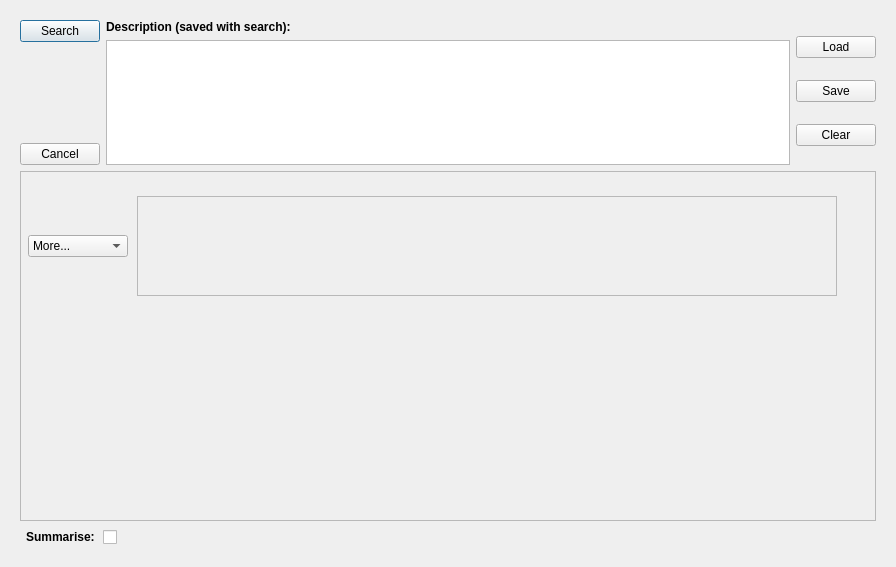
Qt form query/ui/scroll.ui (BioSignalML/biosignalml-browser) before a commit.
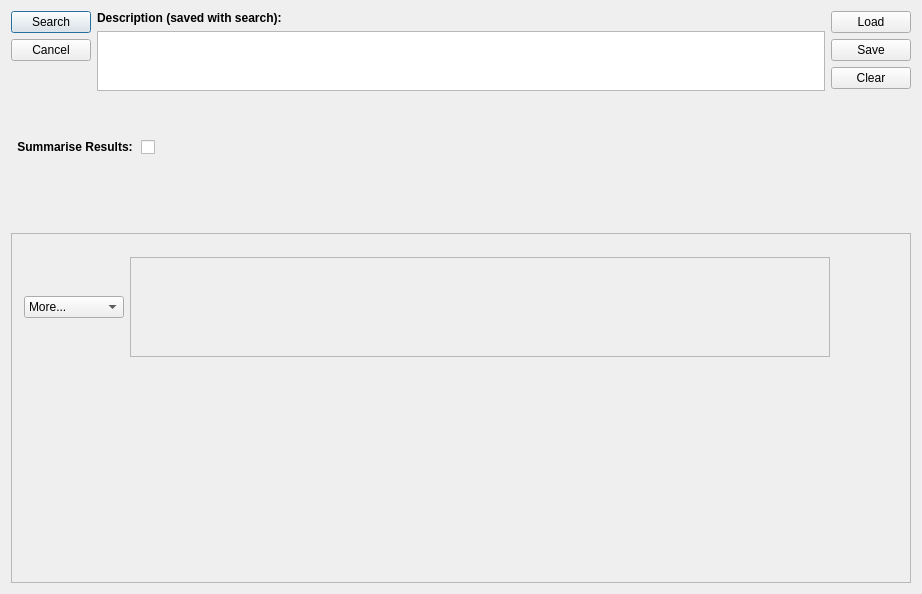
The same form after that commit. Custom widgets are drawn as their Qt base class.

Commit message: Rework simple query form's layout.

What changed in the file:
```diff
--- a/query/ui/scroll.ui
+++ b/query/ui/scroll.ui
@@ -6,47 +6,23 @@
    <rect>
     <x>0</x>
     <y>0</y>
-    <width>896</width>
-    <height>567</height>
+    <width>922</width>
+    <height>594</height>
    </rect>
   </property>
   <property name="windowTitle">
    <string>Simple Search</string>
   </property>
-  <layout class="QHBoxLayout" name="horizontalLayout">
+  <layout class="QHBoxLayout" name="horizontalLayout_4">
    <item>
-    <widget class="QScrollArea" name="scrollArea">
-     <property name="frameShape">
-      <enum>QFrame::NoFrame</enum>
-     </property>
-     <property name="widgetResizable">
-      <bool>true</bool>
-     </property>
-     <widget class="QWidget" name="scrollAreaWidgetContents">
-      <property name="geometry">
-       <rect>
-        <x>0</x>
-        <y>0</y>
-        <width>872</width>
-        <height>543</height>
-       </rect>
-      </property>
-      <property name="sizePolicy">
-       <sizepolicy hsizetype="Expanding" vsizetype="Expanding">
-        <horstretch>0</horstretch>
-        <verstretch>0</verstretch>
-       </sizepolicy>
-      </property>
-      <property name="minimumSize">
-       <size>
-        <width>863</width>
-        <height>480</height>
-       </size>
-      </property>
-      <layout class="QVBoxLayout" name="verticalLayout_4">
+    <layout class="QVBoxLayout" name="verticalLayout_5">
        <item>
         <layout class="QHBoxLayout" name="horizontalLayout_2">
          <item>
+        <layout class="QVBoxLayout" name="verticalLayout_4">
+         <item>
+          <layout class="QHBoxLayout" name="horizontalLayout">
+           <item>
           <layout class="QVBoxLayout" name="verticalLayout_2">
            <item>
             <widget class="QPushButton" name="search">
@@ -58,19 +34,6 @@
              </property>
             </widget>
            </item>
-           <item>
-            <spacer name="verticalSpacer">
-             <property name="orientation">
-              <enum>Qt::Vertical</enum>
-             </property>
-             <property name="sizeHint" stdset="0">
-              <size>
-               <width>20</width>
-               <height>40</height>
-              </size>
-             </property>
-            </spacer>
-           </item>
            <item>
             <widget class="QPushButton" name="cancel">
              <property name="text">
@@ -78,6 +41,19 @@
              </property>
             </widget>
            </item>
+             <item>
+              <spacer name="verticalSpacer_5">
+               <property name="orientation">
+                <enum>Qt::Vertical</enum>
+               </property>
+               <property name="sizeHint" stdset="0">
+                <size>
+                 <width>20</width>
+                 <height>40</height>
+                </size>
+               </property>
+              </spacer>
+             </item>
           </layout>
          </item>
          <item>
@@ -98,15 +74,71 @@
            <item>
             <widget class="QPlainTextEdit" name="description">
              <property name="sizePolicy">
-              <sizepolicy hsizetype="Expanding" vsizetype="Preferred">
+                <sizepolicy hsizetype="Expanding" vsizetype="Fixed">
                <horstretch>0</horstretch>
                <verstretch>0</verstretch>
               </sizepolicy>
              </property>
+               <property name="maximumSize">
+                <size>
+                 <width>16777215</width>
+                 <height>60</height>
+                </size>
+               </property>
             </widget>
            </item>
            <item>
-            <spacer name="verticalSpacer_2">
+              <spacer name="verticalSpacer">
+               <property name="orientation">
+                <enum>Qt::Vertical</enum>
+               </property>
+               <property name="sizeHint" stdset="0">
+                <size>
+                 <width>20</width>
+                 <height>40</height>
+                </size>
+               </property>
+              </spacer>
+             </item>
+            </layout>
+           </item>
+          </layout>
+         </item>
+         <item>
+          <layout class="QHBoxLayout" name="horizontalLayout_3">
+           <item>
+            <widget class="QCheckBox" name="checkBox">
+             <property name="font">
+              <font>
+               <weight>75</weight>
+               <bold>true</bold>
+              </font>
+             </property>
+             <property name="layoutDirection">
+              <enum>Qt::RightToLeft</enum>
+             </property>
+             <property name="text">
+              <string>Summarise Results: </string>
+             </property>
+            </widget>
+           </item>
+           <item>
+            <spacer name="horizontalSpacer">
+             <property name="orientation">
+              <enum>Qt::Horizontal</enum>
+             </property>
+             <property name="sizeHint" stdset="0">
+              <size>
+               <width>40</width>
+               <height>20</height>
+              </size>
+             </property>
+            </spacer>
+           </item>
+          </layout>
+         </item>
+         <item>
+          <spacer name="verticalSpacer_6">
              <property name="orientation">
               <enum>Qt::Vertical</enum>
              </property>
@@ -143,6 +175,19 @@
              </property>
             </widget>
            </item>
+         <item>
+          <spacer name="verticalSpacer_2">
+           <property name="orientation">
+            <enum>Qt::Vertical</enum>
+           </property>
+           <property name="sizeHint" stdset="0">
+            <size>
+             <width>20</width>
+             <height>40</height>
+            </size>
+           </property>
+          </spacer>
+         </item>
           </layout>
          </item>
         </layout>
@@ -150,7 +195,7 @@
        <item>
         <widget class="QFrame" name="Frame">
          <property name="sizePolicy">
-          <sizepolicy hsizetype="Preferred" vsizetype="Fixed">
+        <sizepolicy hsizetype="Preferred" vsizetype="Preferred">
            <horstretch>0</horstretch>
            <verstretch>0</verstretch>
           </sizepolicy>
@@ -164,7 +209,7 @@
          <property name="maximumSize">
           <size>
            <width>16777215</width>
-           <height>350</height>
+         <height>16777215</height>
           </size>
          </property>
          <property name="autoFillBackground">
@@ -179,10 +224,10 @@
          <widget class="QWidget" name="gridLayoutWidget">
           <property name="geometry">
            <rect>
-            <x>0</x>
-            <y>0</y>
-            <width>821</width>
-            <height>351</height>
+          <x>13</x>
+          <y>13</y>
+          <width>808</width>
+          <height>323</height>
            </rect>
           </property>
           <layout class="QGridLayout" name="gridLayout" rowstretch="0,0,0">
@@ -195,7 +240,7 @@
            <property name="horizontalSpacing">
             <number>-1</number>
            </property>
-           <item row="1" column="2">
+         <item row="1" column="1">
             <spacer name="verticalSpacer_4">
              <property name="orientation">
               <enum>Qt::Vertical</enum>
@@ -211,7 +256,23 @@
              </property>
             </spacer>
            </item>
-           <item row="0" column="2">
+         <item row="2" column="1">
+          <spacer name="verticalSpacer_3">
+           <property name="orientation">
+            <enum>Qt::Vertical</enum>
+           </property>
+           <property name="sizeType">
+            <enum>QSizePolicy::Fixed</enum>
+           </property>
+           <property name="sizeHint" stdset="0">
+            <size>
+             <width>20</width>
+             <height>100</height>
+            </size>
+           </property>
+          </spacer>
+         </item>
+         <item row="0" column="1">
             <widget class="TermGrid" name="expression">
              <property name="sizePolicy">
               <sizepolicy hsizetype="Fixed" vsizetype="Fixed">
@@ -248,23 +309,7 @@
              </property>
             </widget>
            </item>
-           <item row="2" column="2">
-            <spacer name="verticalSpacer_3">
-             <property name="orientation">
-              <enum>Qt::Vertical</enum>
-             </property>
-             <property name="sizeType">
-              <enum>QSizePolicy::Fixed</enum>
-             </property>
-             <property name="sizeHint" stdset="0">
-              <size>
-               <width>20</width>
-               <height>100</height>
-              </size>
-             </property>
-            </spacer>
-           </item>
-           <item row="0" column="1">
+         <item row="0" column="0">
             <widget class="ComboBox" name="operation">
              <property name="sizePolicy">
               <sizepolicy hsizetype="Fixed" vsizetype="Fixed">
@@ -300,94 +345,11 @@
              </item>
             </widget>
            </item>
-           <item row="0" column="0">
-            <spacer name="horizontalSpacer_2">
-             <property name="orientation">
-              <enum>Qt::Horizontal</enum>
-             </property>
-             <property name="sizeType">
-              <enum>QSizePolicy::Fixed</enum>
-             </property>
-             <property name="sizeHint" stdset="0">
-              <size>
-               <width>5</width>
-               <height>20</height>
-              </size>
-             </property>
-            </spacer>
-           </item>
-           <item row="1" column="0">
-            <spacer name="horizontalSpacer_3">
-             <property name="orientation">
-              <enum>Qt::Horizontal</enum>
-             </property>
-             <property name="sizeType">
-              <enum>QSizePolicy::Fixed</enum>
-             </property>
-             <property name="sizeHint" stdset="0">
-              <size>
-               <width>5</width>
-               <height>20</height>
-              </size>
-             </property>
-            </spacer>
-           </item>
-           <item row="2" column="0">
-            <spacer name="horizontalSpacer_4">
-             <property name="orientation">
-              <enum>Qt::Horizontal</enum>
-             </property>
-             <property name="sizeType">
-              <enum>QSizePolicy::Fixed</enum>
-             </property>
-             <property name="sizeHint" stdset="0">
-              <size>
-               <width>5</width>
-               <height>20</height>
-              </size>
-             </property>
-            </spacer>
-           </item>
           </layout>
          </widget>
         </widget>
        </item>
-       <item>
-        <layout class="QHBoxLayout" name="horizontalLayout_3">
-         <item>
-          <widget class="QCheckBox" name="checkBox">
-           <property name="font">
-            <font>
-             <weight>75</weight>
-             <bold>true</bold>
-            </font>
-           </property>
-           <property name="layoutDirection">
-            <enum>Qt::RightToLeft</enum>
-           </property>
-           <property name="text">
-            <string>Summarise: </string>
-           </property>
-          </widget>
-         </item>
-         <item>
-          <spacer name="horizontalSpacer">
-           <property name="orientation">
-            <enum>Qt::Horizontal</enum>
-           </property>
-           <property name="sizeHint" stdset="0">
-            <size>
-             <width>40</width>
-             <height>20</height>
-            </size>
-           </property>
-          </spacer>
-         </item>
-        </layout>
-       </item>
-      </layout>
-     </widget>
-    </widget>
+    </layout>
    </item>
   </layout>
  </widget>
```
Lines whose indentation alone changed are shown as unchanged. The commit also changes 1 other file.
